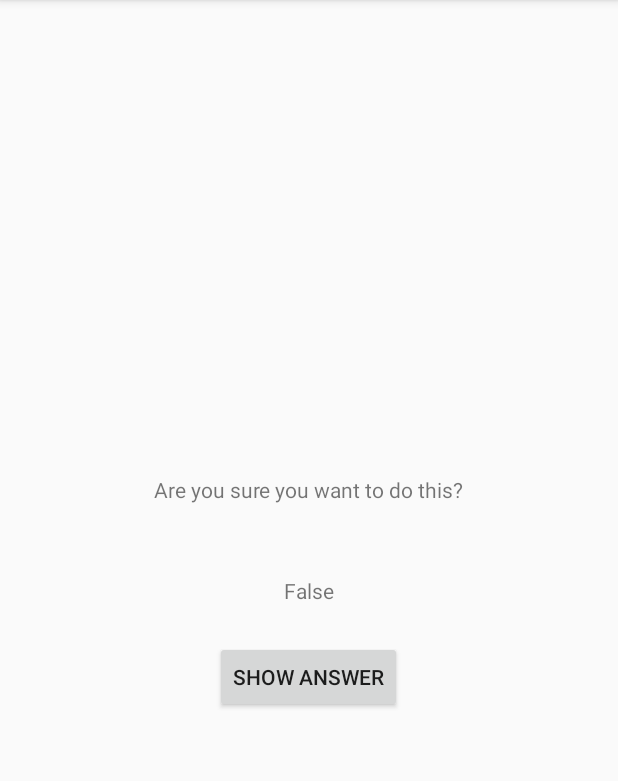
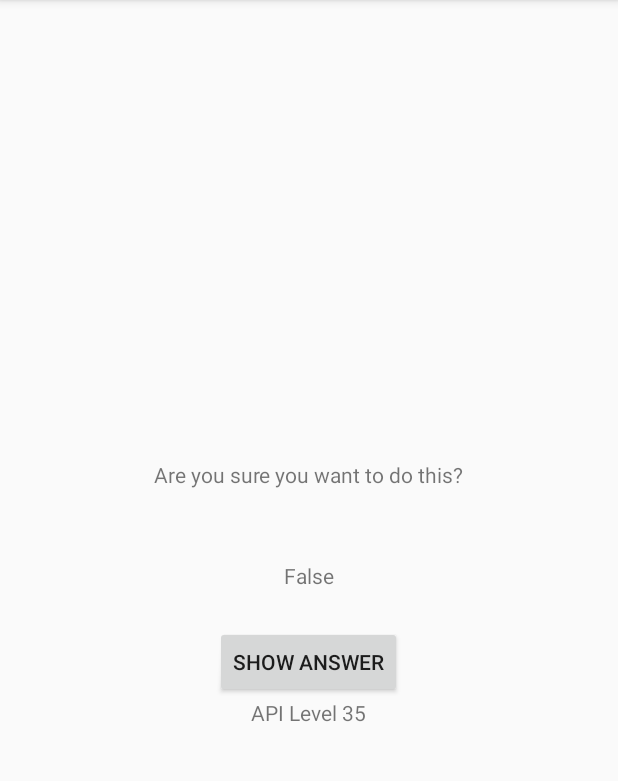
Before and after one commit to NikolaMr/LearningAndroid, an Android app: the CheatActivity screen opened directly, with no data from a screen before it, after a tap on "SHOW ANSWER", on a phone screen of 412 x 824 dp, the part 84-865 px from its top. Run offline under Robolectric (Android 15) with nearby library versions, the phone set to English and light mode, and no system bars.

Commit message:
Added animation if api greater than 21. Implemented display of api level within cheat activity and implemented limited cheats.

```diff
--- a/GeoQuiz/app/build.gradle
+++ b/GeoQuiz/app/build.gradle
@@ -4,7 +4,7 @@ android {
     compileSdkVersion 28
     defaultConfig {
         applicationId "com.example.nikola.geoquiz"
-        minSdkVersion 21
+        minSdkVersion 19
         targetSdkVersion 28
         versionCode 1
         versionName "1.0"
--- a/GeoQuiz/app/src/main/java/com/example/nikola/geoquiz/CheatActivity.java
+++ b/GeoQuiz/app/src/main/java/com/example/nikola/geoquiz/CheatActivity.java
@@ -1,12 +1,18 @@
 package com.example.nikola.geoquiz;
 
+import android.animation.Animator;
+import android.animation.AnimatorListenerAdapter;
 import android.content.Context;
 import android.content.Intent;
+import android.os.Build;
 import android.support.v7.app.AppCompatActivity;
 import android.os.Bundle;
 import android.view.View;
+import android.view.ViewAnimationUtils;
 import android.widget.Button;
 import android.widget.TextView;
+
+import org.w3c.dom.Text;
 
 public class CheatActivity extends AppCompatActivity {
 
@@ -16,6 +22,7 @@ public class CheatActivity extends AppCompatActivity {
     private boolean mAnswerIsTrue;
     private Button mShowAnswerButton;
     private TextView mAnswerTextView;
+    private TextView mVersionTextView;
     private boolean mIsAnswerShown = false;
 
     @Override
@@ -30,6 +37,9 @@ public class CheatActivity extends AppCompatActivity {
                 setAnswerShownResult(true);
             }
         }
+
+        mVersionTextView = findViewById(R.id.version_text_view);
+        mVersionTextView.setText("API Level " + Build.VERSION.SDK_INT);
 
         mAnswerIsTrue = getIntent().getBooleanExtra(EXTRA_ANSWER_IS_TRUE, false);
 
@@ -47,6 +57,25 @@ public class CheatActivity extends AppCompatActivity {
                 }
                 setAnswerShownResult(true);
                 mIsAnswerShown = true;
+
+                if (Build.VERSION.SDK_INT >= Build.VERSION_CODES.LOLLIPOP) {
+                    int cx = mShowAnswerButton.getWidth() / 2;
+                    int cy = mShowAnswerButton.getHeight() / 2;
+                    float radius = mShowAnswerButton.getWidth();
+                    Animator anim = ViewAnimationUtils
+                            .createCircularReveal(mShowAnswerButton, cx, cy, radius, 0);
+                    anim.addListener(new AnimatorListenerAdapter() {
+                                         @Override
+                                         public void onAnimationEnd(Animator animation) {
+                                             super.onAnimationEnd(animation);
+                                             mShowAnswerButton.setVisibility(View.INVISIBLE);
+                                         }
+                                     }
+                    );
+                    anim.start();
+                } else {
+                    mShowAnswerButton.setVisibility(View.INVISIBLE);
+                }
             }
         });
     }
--- a/GeoQuiz/app/src/main/res/layout/activity_cheat.xml
+++ b/GeoQuiz/app/src/main/res/layout/activity_cheat.xml
@@ -25,4 +25,9 @@
         android:layout_height="wrap_content"
         android:id="@+id/show_answer_button"
         android:text="@string/show_answer_button"/>
+
+    <TextView
+        android:layout_width="wrap_content"
+        android:layout_height="wrap_content"
+        android:id="@+id/version_text_view"/>
 </LinearLayout>
--- a/GeoQuiz/app/src/main/res/layout/activity_quiz.xml
+++ b/GeoQuiz/app/src/main/res/layout/activity_quiz.xml
@@ -36,6 +36,11 @@
         android:id="@+id/cheat_button"
         android:text="@string/cheat_button"/>
 
+    <TextView
+        android:layout_width="wrap_content"
+        android:layout_height="wrap_content"
+        android:id="@+id/cheat_count_text_view"/>
+
     <LinearLayout
         android:layout_width="wrap_content"
         android:layout_height="wrap_content"
```
Also changed, not shown: GeoQuiz/app/src/main/java/com/example/nikola/geoquiz/QuizActivity.java (+23 -1 lines), GeoQuiz/app/src/main/res/layout-land/activity_quiz.xml (+8 -0 lines).
